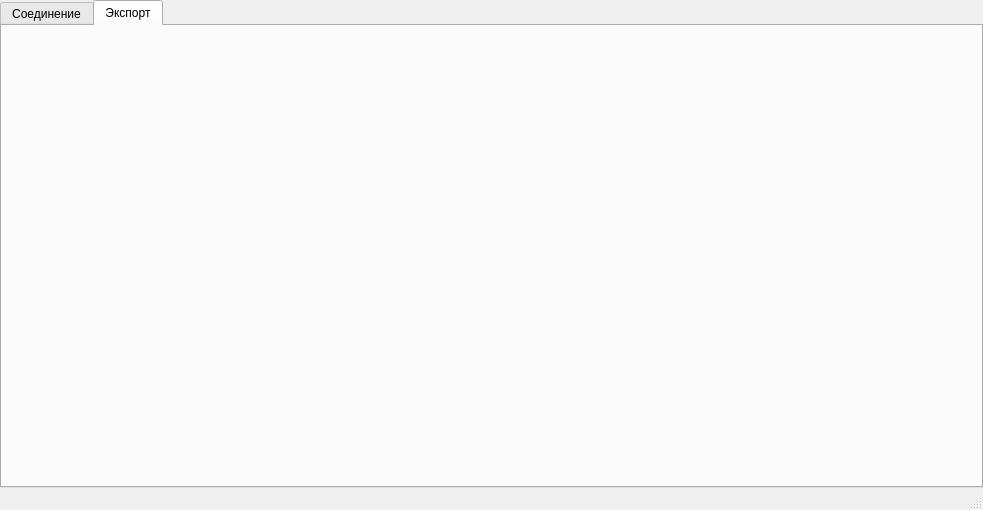
das747/SerialMonitor, file design.ui: the form before one commit.
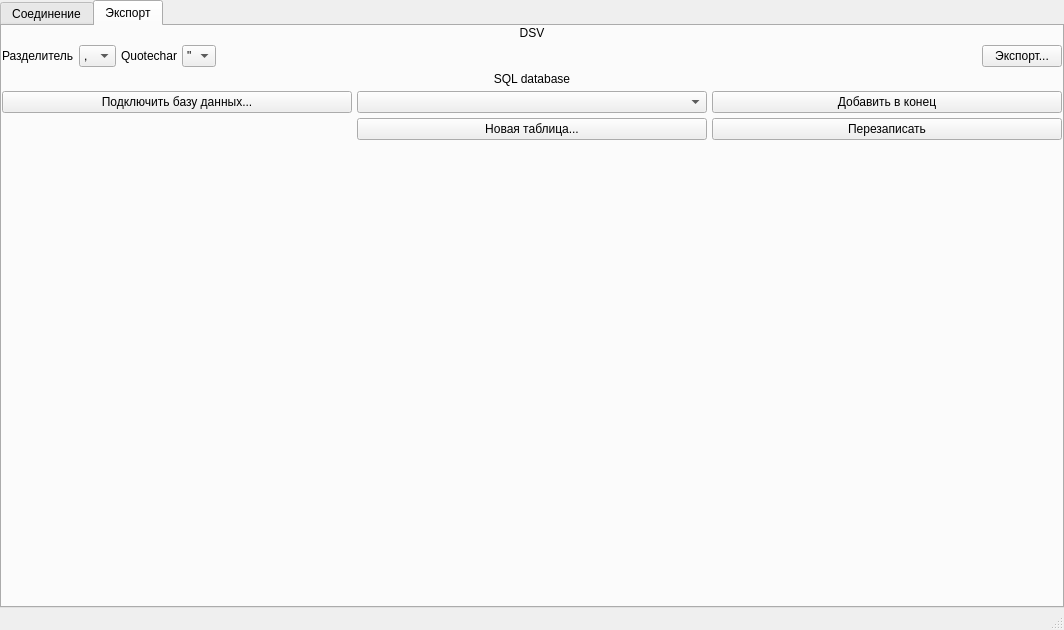
The form after the commit. The open tabs and pages were chosen to show the change.

Commit message: добавил виджетов в окно экспорта

Patch:
```diff
--- a/design.ui
+++ b/design.ui
@@ -9,8 +9,8 @@
    <rect>
     <x>0</x>
     <y>0</y>
-    <width>983</width>
-    <height>510</height>
+    <width>1064</width>
+    <height>630</height>
    </rect>
   </property>
   <property name="windowTitle">
@@ -29,7 +29,7 @@
    <bool>true</bool>
   </property>
   <widget class="QWidget" name="centralwidget">
-   <layout class="QVBoxLayout" name="verticalLayout_2">
+   <layout class="QVBoxLayout" name="verticalLayout_4">
     <property name="leftMargin">
      <number>0</number>
     </property>
@@ -471,6 +471,173 @@
        <attribute name="title">
         <string>Экспорт</string>
        </attribute>
+       <layout class="QVBoxLayout" name="verticalLayout_2">
+        <property name="spacing">
+         <number>5</number>
+        </property>
+        <property name="leftMargin">
+         <number>0</number>
+        </property>
+        <property name="topMargin">
+         <number>0</number>
+        </property>
+        <property name="rightMargin">
+         <number>0</number>
+        </property>
+        <property name="bottomMargin">
+         <number>0</number>
+        </property>
+        <item>
+         <widget class="QLabel" name="label_2">
+          <property name="text">
+           <string>DSV</string>
+          </property>
+          <property name="alignment">
+           <set>Qt::AlignCenter</set>
+          </property>
+         </widget>
+        </item>
+        <item>
+         <layout class="QGridLayout" name="dsv_layout">
+          <item row="0" column="0">
+           <widget class="QLabel" name="dsv_delim_label">
+            <property name="text">
+             <string>Разделитель</string>
+            </property>
+           </widget>
+          </item>
+          <item row="0" column="4">
+           <spacer name="horizontalSpacer_3">
+            <property name="orientation">
+             <enum>Qt::Horizontal</enum>
+            </property>
+            <property name="sizeHint" stdset="0">
+             <size>
+              <width>40</width>
+              <height>20</height>
+             </size>
+            </property>
+           </spacer>
+          </item>
+          <item row="0" column="3">
+           <widget class="QComboBox" name="dsv_quote_box">
+            <property name="sizeAdjustPolicy">
+             <enum>QComboBox::AdjustToContentsOnFirstShow</enum>
+            </property>
+            <item>
+             <property name="text">
+              <string>&quot;</string>
+             </property>
+            </item>
+            <item>
+             <property name="text">
+              <string>'</string>
+             </property>
+            </item>
+           </widget>
+          </item>
+          <item row="0" column="1">
+           <widget class="QComboBox" name="dsv_delim_box">
+            <item>
+             <property name="text">
+              <string>,</string>
+             </property>
+            </item>
+            <item>
+             <property name="text">
+              <string>\t</string>
+             </property>
+            </item>
+            <item>
+             <property name="text">
+              <string>;</string>
+             </property>
+            </item>
+            <item>
+             <property name="text">
+              <string>:</string>
+             </property>
+            </item>
+           </widget>
+          </item>
+          <item row="0" column="5">
+           <widget class="QPushButton" name="dsv_export_btn">
+            <property name="text">
+             <string>Экспорт...</string>
+            </property>
+           </widget>
+          </item>
+          <item row="0" column="2">
+           <widget class="QLabel" name="dsv_quote_label">
+            <property name="text">
+             <string>Quotechar</string>
+            </property>
+           </widget>
+          </item>
+         </layout>
+        </item>
+        <item>
+         <widget class="QLabel" name="label">
+          <property name="text">
+           <string>SQL database</string>
+          </property>
+          <property name="alignment">
+           <set>Qt::AlignCenter</set>
+          </property>
+         </widget>
+        </item>
+        <item>
+         <layout class="QGridLayout" name="sql_layout">
+          <item row="1" column="1">
+           <widget class="QPushButton" name="sql_new_table_btn">
+            <property name="text">
+             <string>Новая таблица...</string>
+            </property>
+           </widget>
+          </item>
+          <item row="0" column="0">
+           <widget class="QPushButton" name="sql_connect_btn">
+            <property name="text">
+             <string>Подключить базу данных...</string>
+            </property>
+           </widget>
+          </item>
+          <item row="0" column="1">
+           <widget class="QComboBox" name="sql_table_box"/>
+          </item>
+          <item row="0" column="2">
+           <widget class="QPushButton" name="sql_add_btn">
+            <property name="text">
+             <string>Добавить в конец</string>
+            </property>
+           </widget>
+          </item>
+          <item row="1" column="2">
+           <widget class="QPushButton" name="sql_overwrite_btn">
+            <property name="text">
+             <string>Перезаписать</string>
+            </property>
+           </widget>
+          </item>
+         </layout>
+        </item>
+        <item>
+         <spacer name="verticalSpacer">
+          <property name="orientation">
+           <enum>Qt::Vertical</enum>
+          </property>
+          <property name="sizeType">
+           <enum>QSizePolicy::Expanding</enum>
+          </property>
+          <property name="sizeHint" stdset="0">
+           <size>
+            <width>20</width>
+            <height>40</height>
+           </size>
+          </property>
+         </spacer>
+        </item>
+       </layout>
       </widget>
      </widget>
     </item>
```
Left out of the diff: 222 changed lines with no effect on the pictures. The commit also changes 2 other files.
